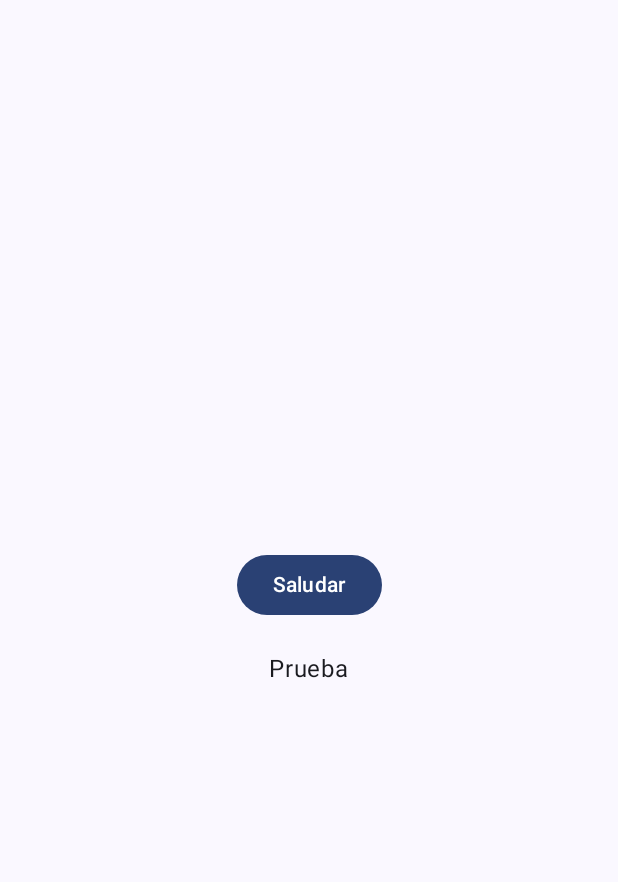
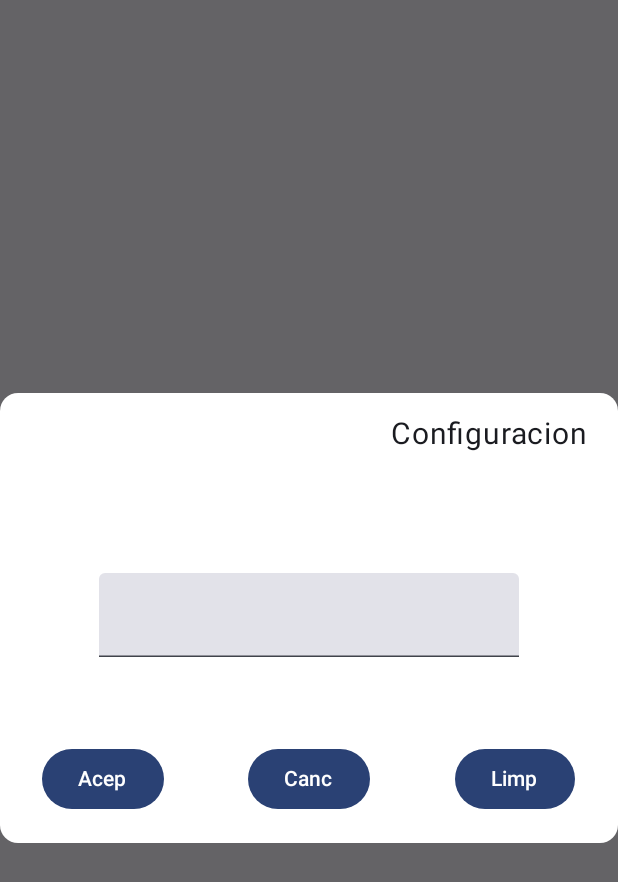
Before and after one commit to IES-Rafael-Alberti/2dam-u2-pr-ctica-1-ra1-ra2-saludo-y-contadores-loscarpab, an Android app built with Jetpack Compose: the screen it shows after launch (MainActivity), after a tap on "Saludar", on a phone screen of 412 x 824 dp. Shown: the top 882 px of the screen. Run offline under Robolectric (Android 15) with nearby library versions, the phone set to English and light mode, and no system bars.

Commit message:
boton aceptar del dialogo funcional

```diff
--- a/app/src/main/java/com/ccormor392/saludoscontadores/MainActivity.kt
+++ b/app/src/main/java/com/ccormor392/saludoscontadores/MainActivity.kt
@@ -21,6 +21,7 @@ import androidx.compose.material3.Text
 import androidx.compose.material3.TextField
 import androidx.compose.runtime.Composable
 import androidx.compose.runtime.getValue
+import androidx.compose.runtime.setValue
 import androidx.compose.runtime.mutableStateOf
 import androidx.compose.runtime.saveable.rememberSaveable
 import androidx.compose.ui.Alignment
@@ -50,26 +51,40 @@ class MainActivity : ComponentActivity() {
 }
 
 
-
 @Preview
 @Composable
 fun MainBoton() {
-    val texto by rememberSaveable{ mutableStateOf("Prueba")}
+    var texto by rememberSaveable { mutableStateOf("") }
+    var nombre by rememberSaveable { mutableStateOf("") }
+    var dialogo by rememberSaveable { mutableStateOf(false) }
+    var saludo by rememberSaveable { mutableStateOf(false) }
+    if (dialogo)
+        DialogExample(
+            nombre = nombre,
+            acepButton = { dialogo = false
+                            saludo = true},
+            onValueChange = { nombre = it })
 
-    Column(modifier = Modifier.fillMaxSize(), verticalArrangement = Arrangement.Center, horizontalAlignment = Alignment.CenterHorizontally) {
-        Button(onClick = { /*TODO*/ }) {
+    Column(
+        modifier = Modifier.fillMaxSize(),
+        verticalArrangement = Arrangement.Center,
+        horizontalAlignment = Alignment.CenterHorizontally
+    ) {
+        Button(onClick = { dialogo = true }) {
             Text(text = "Saludar")
         }
+        if (saludo) texto = "Hola, $nombre"
         Text(text = texto, Modifier.padding(top = 20.dp))
     }
 }
 
 
-
-
 @OptIn(ExperimentalMaterial3Api::class)
 @Composable
 fun DialogExample(
+    nombre: String,
+    acepButton:() -> Unit,
+    onValueChange: (String) -> Unit
 ) {
     Dialog(onDismissRequest = { /*TODO*/ }) {
         Card(
@@ -78,36 +93,50 @@ fun DialogExample(
                 .height(300.dp),
             colors = CardDefaults.cardColors(containerColor = Color.White)
         ) {
-            Column(modifier = Modifier
+            Column(
+                modifier = Modifier
                     .fillMaxSize()
-                .padding(top = 15.dp, bottom = 20.dp)) {
-                Row(modifier = Modifier
+                    .padding(top = 15.dp, bottom = 20.dp)
+            ) {
+                Row(
+                    modifier = Modifier
                         .fillMaxWidth()
-                    .weight(1f), horizontalArrangement = Arrangement.End) {
-                    Text(text = "Configuracion", fontSize = 20.sp, modifier = Modifier.padding(end = 20.dp))
+                        .weight(1f), horizontalArrangement = Arrangement.End
+                ) {
+                    Text(
+                        text = "Configuracion",
+                        fontSize = 20.sp,
+                        modifier = Modifier.padding(end = 20.dp)
+                    )
                 }
-                Row(modifier = Modifier
+                Row(
+                    modifier = Modifier
                         .fillMaxWidth()
                         .padding()
-                    .weight(2f), verticalAlignment = Alignment.CenterVertically, horizontalArrangement = Arrangement.Center) {
-                    TextField(value = "", onValueChange ={})
+                        .weight(2f),
+                    verticalAlignment = Alignment.CenterVertically,
+                    horizontalArrangement = Arrangement.Center
+                ) {
+                    TextField(value = nombre, onValueChange = {onValueChange(it)})
                 }
-                Row(modifier = Modifier
+                Row(
+                    modifier = Modifier
                         .fillMaxWidth()
                         .padding(top = 20.dp)
-                    .weight(1f), horizontalArrangement = Arrangement.Center) {
-                    Box(modifier = Modifier.weight(1f), contentAlignment = Alignment.Center){
-                        Button(onClick = {/*TODO*/}) {
+                        .weight(1f), horizontalArrangement = Arrangement.Center
+                ) {
+                    Box(modifier = Modifier.weight(1f), contentAlignment = Alignment.Center) {
+                        Button(onClick = {acepButton()}) {
                             Text(text = "Acep")
                         }
                     }
-                    Box(modifier = Modifier.weight(1f), contentAlignment = Alignment.Center){
-                        Button(onClick = { /*TODO*/}) {
+                    Box(modifier = Modifier.weight(1f), contentAlignment = Alignment.Center) {
+                        Button(onClick = { /*TODO*/ }) {
                             Text(text = "Canc")
                         }
                     }
-                    Box(modifier = Modifier.weight(1f), contentAlignment = Alignment.Center){
-                        Button(onClick = { /*TODO*/}) {
+                    Box(modifier = Modifier.weight(1f), contentAlignment = Alignment.Center) {
+                        Button(onClick = { /*TODO*/ }) {
                             Text(text = "Limp")
                         }
                     }
```
Lines whose indentation alone changed are shown as unchanged.
